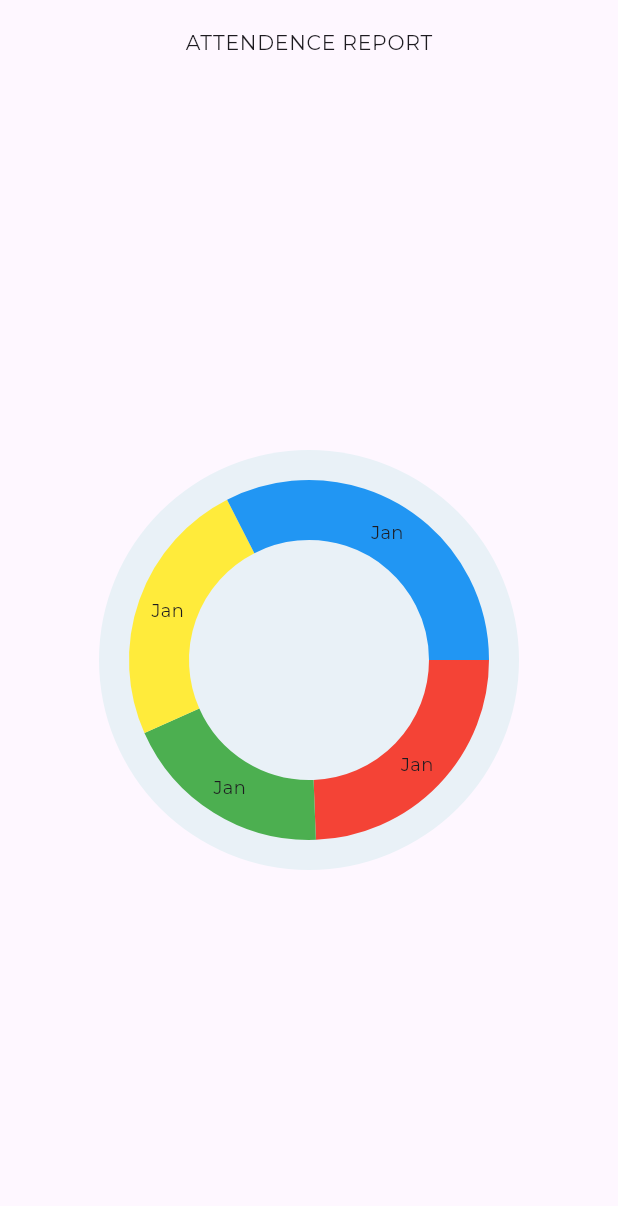
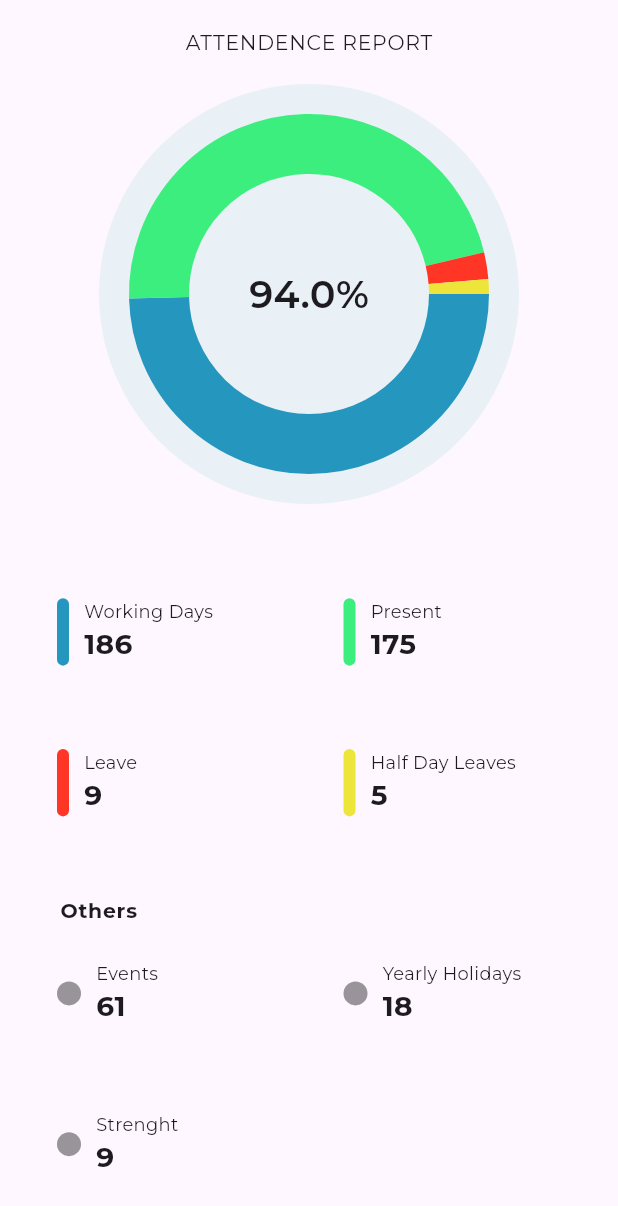
Before and after one commit to akshaykc222/mash_test, a Flutter app: the AttendenceDetailScreen screen opened by its route, on a phone screen of 412 x 824 dp. Shown: the top 1206 px of the screen. Run offline on Flutter 3.47's test engine with Material 3 defaults, Android fonts, the phone set to English and light mode, and no system bars; drawn by our look-alikes of fl_chart; our stand-ins replace bloc, cached_network_image, dio, firebase_messaging, flutter_bloc, flutter_local_notifications and 8 more; accounts and stored records are empty.

Commit message:
chart completed

```diff
--- a/lib/mash/presentation/pages/dashboard/attendence_detail_screen.dart
+++ b/lib/mash/presentation/pages/dashboard/attendence_detail_screen.dart
@@ -1,70 +1,199 @@
+import 'package:flutter/cupertino.dart';
 import 'package:flutter/material.dart';
 import 'package:fl_chart/fl_chart.dart';
+import 'package:flutter/widgets.dart';
+import 'package:mash/mash/presentation/utils/app_colors.dart';
+import 'package:mash/mash/presentation/utils/app_constants.dart';
 import 'package:mash/mash/presentation/utils/app_strings.dart';
 import 'package:mash/mash/presentation/widgets/animated_widget.dart';
 
 class AttendenceDetailScreen extends StatelessWidget {
   final AttendanceData data = AttendanceData(
     month: 'Jan',
-    attendancePercentage: 90.0,
-    events: 90,
-    halfDayLeave: 70,
-    leave: 89,
-    present: 120,
-    workingDays: 17,
+    yearlyHoliday: 18,
+    attendancePercentage: 94.0,
+    events: 61,
+    halfDayLeave: 5,
+    leave: 9,
+    present: 175,
+    workingDays: 186,
   );
+
+  AttendenceDetailScreen({super.key});
 
   @override
   Widget build(BuildContext context) {
     return Scaffold(
-      appBar: AppBar(
+      appBar: _appBar(context),
+      body: _body(context),
+    );
+  }
+
+  AppBar _appBar(BuildContext context) {
+    return AppBar(
       centerTitle: true,
       title: Text(
         AppStrings.attendenceReport,
         style: Theme.of(context).textTheme.bodyLarge,
       ),
+    );
+  }
+
+  Widget _body(BuildContext context) {
+    return ListView(
+      children: [
+        _graphWidget(),
+        spacer40,
+        _graphDetailsWidget(),
+        spacer30,
+        _otherWidget(context),
+      ],
+    );
+  }
+
+  Widget _otherWidget(BuildContext context) {
+    return Wrap(
+      children: [
+        CustomAnimatedWidget(
+          type: AnimationTypes.rightToLeft,
+          child: Padding(
+            padding: const EdgeInsets.only(left: 40),
+            child: Text(
+              "Others",
+              style: Theme.of(context).textTheme.bodyLarge?.copyWith(
+                    fontWeight: FontWeight.bold,
                   ),
-      body: Column(
-        mainAxisAlignment: MainAxisAlignment.center,
+            ),
+          ),
+        ),
+        GridView.builder(
+          padding: const EdgeInsets.symmetric(horizontal: 20),
+          physics: const NeverScrollableScrollPhysics(),
+          shrinkWrap: true,
+          itemCount: 3,
+          gridDelegate: const SliverGridDelegateWithFixedCrossAxisCount(
+            crossAxisCount: 2,
+            childAspectRatio: 4 / 2,
+            mainAxisSpacing: 10,
+            crossAxisSpacing: 10,
+          ),
+          itemBuilder: (context, index) {
+            List<double> datas = [
+              data.events.toDouble(),
+              data.yearlyHoliday.toDouble(),
+              data.leave.toDouble(),
+              data.halfDayLeave.toDouble(),
+            ];
+            final names = [
+              'Events',
+              'Yearly Holidays',
+              'Strenght',
+            ];
+            return CustomAnimatedWidget(
+              type: AnimationTypes.rightToLeft,
+              child: _chartDetailsWidget(
+                names[index],
+                datas[index],
+                AppColors.blackOverlay,
+                true,
+              ),
+            );
+          },
+        ),
+      ],
+    );
+  }
+
+  Widget _graphDetailsWidget() {
+    return Wrap(
       children: [
-          Center(
-            child: CustomAnimatedWidget(
+        GridView.builder(
+          padding: const EdgeInsets.symmetric(horizontal: 20),
+          physics: const NeverScrollableScrollPhysics(),
+          shrinkWrap: true,
+          itemCount: 4,
+          gridDelegate: const SliverGridDelegateWithFixedCrossAxisCount(
+            crossAxisCount: 2,
+            childAspectRatio: 4 / 2,
+            mainAxisSpacing: 10,
+            crossAxisSpacing: 10,
+          ),
+          itemBuilder: (context, index) {
+            final colors = [
+              AppColors.graphColor3,
+              AppColors.graphColor2,
+              AppColors.graphColor1,
+              AppColors.graphColor4,
+            ];
+            List<double> datas = [
+              data.workingDays.toDouble(),
+              data.present.toDouble(),
+              data.leave.toDouble(),
+              data.halfDayLeave.toDouble(),
+            ];
+            final names = [
+              // 'Workgin Days',
+              // 'Yearly Events',
+              'Working Days',
+              'Present',
+              'Leave',
+              'Half Day Leaves',
+              '% of Attendence',
+              // 'Class Strength'
+            ];
+            return CustomAnimatedWidget(
+              type: AnimationTypes.rightToLeft,
+              child: _chartDetailsWidget(
+                names[index],
+                datas[index],
+                colors[index],
+              ),
+            );
+          },
+        ),
+      ],
+    );
+  }
+
+  Widget _graphWidget() {
+    return CustomAnimatedWidget(
       type: AnimationTypes.scaleAndFade,
       child: Container(
         height: 280,
         decoration: BoxDecoration(
           shape: BoxShape.circle,
-                  color:
-                      const Color.fromARGB(255, 183, 228, 228).withOpacity(0.3),
+          color: const Color.fromARGB(255, 183, 228, 228).withOpacity(0.3),
         ),
-                child: PieChart(
+        child: Stack(
+          children: [
+            PieChart(
               swapAnimationCurve: Curves.easeIn,
               swapAnimationDuration: const Duration(seconds: 10),
               PieChartData(
                 sections: [
                   PieChartSectionData(
                     badgePositionPercentageOffset: 4.9,
-                        color: Colors.red,
-                        value: data.events.toDouble(),
-                        title: data.month,
+                    color: AppColors.graphColor3,
+                    value: data.workingDays.toDouble(),
+                    title: '',
                     radius: 40,
                   ),
                   PieChartSectionData(
-                        color: Colors.green,
-                        value: data.halfDayLeave.toDouble(),
-                        title: data.month,
+                    color: AppColors.graphColor2,
+                    value: data.present.toDouble(),
+                    title: '',
                     radius: 40,
                   ),
                   PieChartSectionData(
-                        color: Colors.yellow,
+                    color: AppColors.graphColor1,
                     value: data.leave.toDouble(),
-                        title: data.month,
+                    title: '',
                     radius: 40,
                   ),
                   PieChartSectionData(
-                        color: Colors.blue,
-                        value: data.present.toDouble(),
-                        title: data.month,
+                    color: AppColors.graphColor4,
+                    value: data.halfDayLeave.toDouble(),
+                    title: '',
                     radius: 40,
                   ),
                 ],
@@ -74,9 +203,61 @@ class AttendenceDetailScreen extends StatelessWidget {
                 // Adding total percentage widget in the center
               ),
             ),
+            Positioned.fill(
+                child: Align(
+              alignment: Alignment.center,
+              child: Text(
+                '${data.attendancePercentage}%',
+                style: const TextStyle(
+                  fontSize: 30,
+                  fontWeight: FontWeight.w600,
                 ),
               ),
+            ))
+          ],
         ),
+      ),
+    );
+  }
+
+  Widget _chartDetailsWidget(String name, double data, Color color,
+      [bool? isOther = false]) {
+    return Padding(
+      padding: const EdgeInsets.only(left: 18.0),
+      child: Row(
+        children: [
+          Container(
+            width: isOther == true ? 16 : 8,
+            height: isOther == true ? 16 : 45,
+            decoration: BoxDecoration(
+                color: color,
+                borderRadius: const BorderRadius.vertical(
+                  bottom: Radius.circular(12),
+                  top: Radius.circular(12),
+                )),
+          ),
+          spacerWidth10,
+          Column(
+            mainAxisSize: MainAxisSize.min,
+            crossAxisAlignment: CrossAxisAlignment.start,
+            // mainAxisAlignment: MainAxisAlignment.center,
+            children: [
+              Text(
+                name,
+                style: const TextStyle(
+                  fontSize: 14,
+                  fontWeight: FontWeight.w400,
+                ),
+              ),
+              Text(
+                data.toInt().toString(),
+                style: const TextStyle(
+                  fontSize: 22,
+                  fontWeight: FontWeight.bold,
+                ),
+              )
+            ],
+          )
         ],
       ),
     );
@@ -91,8 +272,10 @@ class AttendanceData {
   final int leave;
   final int halfDayLeave;
   final double attendancePercentage;
+  final int yearlyHoliday;
 
   AttendanceData({
+    required this.yearlyHoliday,
     required this.month,
     required this.workingDays,
     required this.events,
--- a/lib/mash/presentation/utils/app_colors.dart
+++ b/lib/mash/presentation/utils/app_colors.dart
@@ -1,10 +1,11 @@
 import 'package:flutter/material.dart';
 
-class AppColors{
-static LinearGradient lightBlueGradientColors= LinearGradient(colors: [
-  HexColor.fromHex('#A8FDE9'),HexColor.fromHex('#03EFFD'),
-]);
- static Color purple200 = HexColor.fromHex('#FFBB86FC');
+class AppColors {
+  static LinearGradient lightBlueGradientColors = LinearGradient(colors: [
+    HexColor.fromHex('#A8FDE9'),
+    HexColor.fromHex('#03EFFD'),
+  ]);
+  static Color purple200 = HexColor.fromHex('#FFBB86FC');
   static Color purple500 = HexColor.fromHex('#FF6200EE');
   static Color purple700 = HexColor.fromHex('#FF3700B3');
   static Color teal200 = HexColor.fromHex('#FF03DAC5');
@@ -112,12 +113,21 @@ static LinearGradient lightBlueGradientColors= LinearGradient(colors: [
   static Color border3 = HexColor.fromHex('#948BFC');
   static Color border4 = HexColor.fromHex('#FF6D6D');
   static Color border5 = HexColor.fromHex('#067C54');
+  //graph colors
+  static Color graphColor1 = HexColor.fromHex('#Ff3525'); // Red
+  static Color graphColor2 = HexColor.fromHex('#3bee7d'); // Green
+  static Color graphColor3 = HexColor.fromHex('#2596be'); // Blue
+  static Color graphColor4 = HexColor.fromHex('#Eee53b'); // Yellow
+  // static Color graphColor5 = HexColor.fromHex('#dc89f5'); // Magenta
+  // static Color graphColor6 = HexColor.fromHex('#00FFFF'); // Cyan
+  // static Color graphColor7 = HexColor.fromHex('#167ae6'); // Purple
+  // static Color graphColor8 = HexColor.fromHex('#008000'); // Dark Green
 
- static const LinearGradient loginButtonGradient = LinearGradient(
-  colors: [Color(0xffA8FED9), Color(0xff00F1FF)],
- );
+  static const LinearGradient loginButtonGradient = LinearGradient(
+    colors: [Color(0xffA8FED9), Color(0xff00F1FF)],
+  );
+}
 
-}
 extension HexColor on Color {
   static Color fromHex(String hexColorString) {
     hexColorString = hexColorString.replaceAll('#', '');
```
Lines whose indentation alone changed are shown as unchanged.
